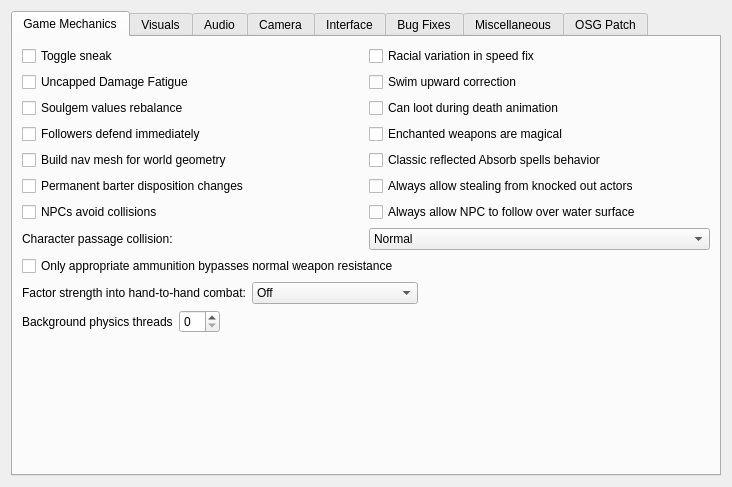
The window that files/ui/advancedpage.ui (pporsilkde/AMW) describes before a commit, drawn with Qt 5.
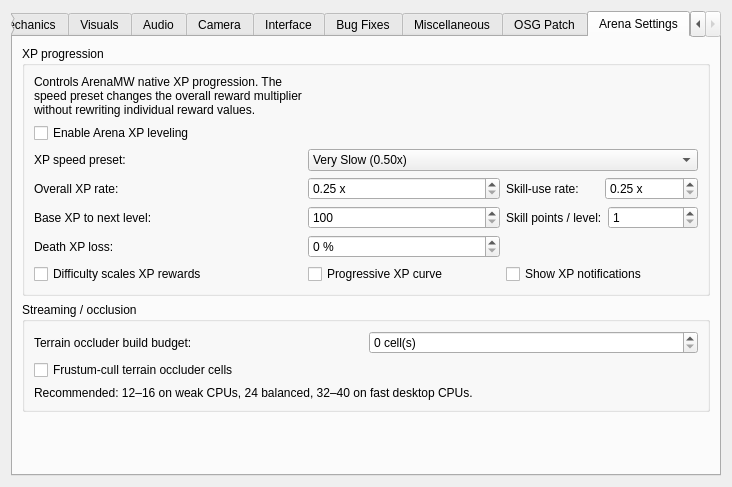
The same window after the commit. The open tabs and pages were chosen to show the change.

Diff of the .ui file:
```diff
--- a/files/ui/advancedpage.ui
+++ b/files/ui/advancedpage.ui
@@ -1670,6 +1670,298 @@
        </item>
       </layout>
      </widget>
+     <widget class="QWidget" name="ArenaSettings">
+      <attribute name="title">
+       <string>Arena Settings</string>
+      </attribute>
+      <layout class="QVBoxLayout" name="arenaSettingsLayout">
+       <item>
+        <widget class="QGroupBox" name="xpLevelingGroupBox">
+         <property name="title">
+          <string>XP progression</string>
+         </property>
+         <layout class="QGridLayout" name="xpLevelingLayout">
+          <item row="0" column="0" colspan="1">
+           <widget class="QLabel" name="xpAuthorityLabel">
+            <property name="text">
+             <string>Controls ArenaMW native XP progression. The speed preset changes the overall reward multiplier without rewriting individual reward values.</string>
+            </property>
+            <property name="wordWrap">
+             <bool>true</bool>
+            </property>
+           </widget>
+          </item>
+          <item row="1" column="0" colspan="3">
+           <widget class="QCheckBox" name="xpLevelingEnabledCheckBox">
+            <property name="text">
+             <string>Enable Arena XP leveling</string>
+            </property>
+           </widget>
+          </item>
+          <item row="2" column="0">
+           <widget class="QLabel" name="xpRatePresetLabel">
+            <property name="text">
+             <string>XP speed preset:</string>
+            </property>
+           </widget>
+          </item>
+          <item row="2" column="1" colspan="2">
+           <widget class="QComboBox" name="xpRatePresetComboBox">
+            <property name="toolTip">
+             <string>Convenience profile for the overall XP multiplier. Custom is selected automatically when you enter another value.</string>
+            </property>
+            <item>
+             <property name="text">
+              <string>Very Slow (0.50x)</string>
+             </property>
+            </item>
+            <item>
+             <property name="text">
+              <string>Slow (0.75x)</string>
+             </property>
+            </item>
+            <item>
+             <property name="text">
+              <string>Normal (1.00x)</string>
+             </property>
+            </item>
+            <item>
+             <property name="text">
+              <string>Fast (1.50x)</string>
+             </property>
+            </item>
+            <item>
+             <property name="text">
+              <string>Very Fast (2.00x)</string>
+             </property>
+            </item>
+            <item>
+             <property name="text">
+              <string>Custom</string>
+             </property>
+            </item>
+           </widget>
+          </item>
+          <item row="3" column="0">
+           <widget class="QLabel" name="xpGainMultiplierLabel">
+            <property name="text">
+             <string>Overall XP rate:</string>
+            </property>
+           </widget>
+          </item>
+          <item row="3" column="1">
+           <widget class="QDoubleSpinBox" name="xpGainMultiplierSpinBox">
+            <property name="minimum">
+             <double>0.25</double>
+            </property>
+            <property name="maximum">
+             <double>4.0</double>
+            </property>
+            <property name="singleStep">
+             <double>0.05</double>
+            </property>
+            <property name="decimals">
+             <number>2</number>
+            </property>
+            <property name="suffix">
+             <string> x</string>
+            </property>
+           </widget>
+          </item>
+          <item row="3" column="2">
+           <layout class="QHBoxLayout" name="skillXpRateLayout">
+            <item>
+             <widget class="QLabel" name="skillXpMultiplierLabel">
+              <property name="text">
+               <string>Skill-use rate:</string>
+              </property>
+             </widget>
+            </item>
+            <item>
+             <widget class="QDoubleSpinBox" name="skillXpMultiplierSpinBox">
+              <property name="minimum">
+               <double>0.25</double>
+              </property>
+              <property name="maximum">
+               <double>4.0</double>
+              </property>
+              <property name="singleStep">
+               <double>0.05</double>
+              </property>
+              <property name="decimals">
+               <number>2</number>
+              </property>
+              <property name="suffix">
+               <string> x</string>
+              </property>
+              <property name="toolTip">
+               <string>Additional multiplier only for XP generated from normal skill-use actions.</string>
+              </property>
+             </widget>
+            </item>
+           </layout>
+          </item>
+          <item row="4" column="0">
+           <widget class="QLabel" name="baseXpToLevelLabel">
+            <property name="text">
+             <string>Base XP to next level:</string>
+            </property>
+           </widget>
+          </item>
+          <item row="4" column="1">
+           <widget class="QSpinBox" name="baseXpToLevelSpinBox">
+            <property name="minimum">
+             <number>100</number>
+            </property>
+            <property name="maximum">
+             <number>10000</number>
+            </property>
+            <property name="singleStep">
+             <number>100</number>
+            </property>
+           </widget>
+          </item>
+          <item row="4" column="2">
+           <layout class="QHBoxLayout" name="skillPointsLayout">
+            <item>
+             <widget class="QLabel" name="skillPointsPerLevelLabel">
+              <property name="text">
+               <string>Skill points / level:</string>
+              </property>
+             </widget>
+            </item>
+            <item>
+             <widget class="QSpinBox" name="skillPointsPerLevelSpinBox">
+              <property name="minimum">
+               <number>1</number>
+              </property>
+              <property name="maximum">
+               <number>50</number>
+              </property>
+             </widget>
+            </item>
+           </layout>
+          </item>
+          <item row="5" column="0">
+           <widget class="QLabel" name="deathXpLossLabel">
+            <property name="text">
+             <string>Death XP loss:</string>
+            </property>
+           </widget>
+          </item>
+          <item row="5" column="1">
+           <widget class="QDoubleSpinBox" name="deathXpLossSpinBox">
+            <property name="minimum">
+             <double>0.0</double>
+            </property>
+            <property name="maximum">
+             <double>100.0</double>
+            </property>
+            <property name="singleStep">
+             <double>5.0</double>
+            </property>
+            <property name="decimals">
+             <number>0</number>
+            </property>
+            <property name="suffix">
+             <string> %</string>
+            </property>
+           </widget>
+          </item>
+          <item row="6" column="0">
+           <widget class="QCheckBox" name="difficultyXpScalingCheckBox">
+            <property name="text">
+             <string>Difficulty scales XP rewards</string>
+            </property>
+           </widget>
+          </item>
+          <item row="6" column="1">
+           <widget class="QCheckBox" name="progressiveXpCurveCheckBox">
+            <property name="text">
+             <string>Progressive XP curve</string>
+            </property>
+           </widget>
+          </item>
+          <item row="6" column="2">
+           <widget class="QCheckBox" name="showXpNotificationsCheckBox">
+            <property name="text">
+             <string>Show XP notifications</string>
+            </property>
+           </widget>
+          </item>
+         </layout>
+        </widget>
+       </item>
+       <item>
+        <widget class="QGroupBox" name="arenaOptimizationGroupBox">
+         <property name="title">
+          <string>Streaming / occlusion</string>
+         </property>
+         <layout class="QGridLayout" name="arenaOptimizationLayout">
+          <item row="0" column="0">
+           <widget class="QLabel" name="occlusionTerrainBudgetLabel">
+            <property name="text">
+             <string>Terrain occluder build budget:</string>
+            </property>
+           </widget>
+          </item>
+          <item row="0" column="1">
+           <widget class="QSpinBox" name="occlusionTerrainBudgetSpinBox">
+            <property name="minimum">
+             <number>0</number>
+            </property>
+            <property name="maximum">
+             <number>128</number>
+            </property>
+            <property name="singleStep">
+             <number>4</number>
+            </property>
+            <property name="suffix">
+             <string> cell(s)</string>
+            </property>
+            <property name="toolTip">
+             <string>Maximum newly decoded LAND cells per terrain-occluder rebuild. 0 builds the whole region at once; lower values reduce cell-transition spikes.</string>
+            </property>
+           </widget>
+          </item>
+          <item row="1" column="0" colspan="2">
+           <widget class="QCheckBox" name="occlusionTerrainFrustumCullCheckBox">
+            <property name="text">
+             <string>Frustum-cull terrain occluder cells</string>
+            </property>
+            <property name="toolTip">
+             <string>Skip cached terrain occluder cells outside the camera side planes before software rasterization. Recommended on all presets.</string>
+            </property>
+           </widget>
+          </item>
+          <item row="2" column="0" colspan="2">
+           <widget class="QLabel" name="occlusionTerrainBudgetHintLabel">
+            <property name="text">
+             <string>Recommended: 12–16 on weak CPUs, 24 balanced, 32–40 on fast desktop CPUs.</string>
+            </property>
+            <property name="wordWrap">
+             <bool>true</bool>
+            </property>
+           </widget>
+          </item>
+         </layout>
+        </widget>
+       </item>
+       <item>
+        <spacer name="arenaSettingsVerticalSpacer">
+         <property name="orientation">
+          <enum>Qt::Vertical</enum>
+         </property>
+         <property name="sizeHint" stdset="0">
+          <size>
+           <width>20</width>
+           <height>40</height>
+          </size>
+         </property>
+        </spacer>
+       </item>
+      </layout>
+     </widget>
     </widget>
    </item>
   </layout>
```
Left out of the diff: 2 changed lines with no effect on the pictures.
